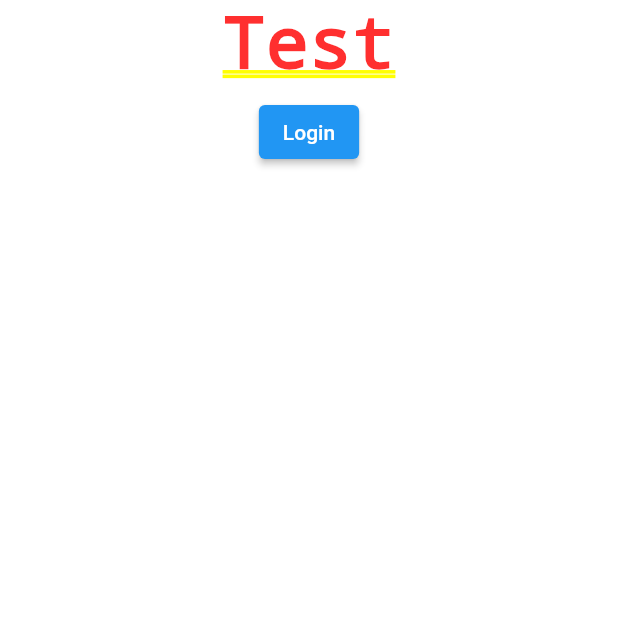
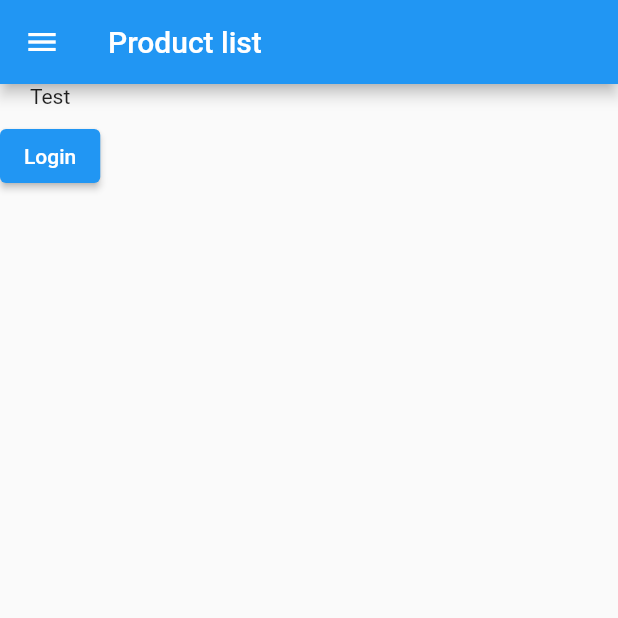
Before and after one commit to ipetrokl/FIT-RS2-Vjezbe, a Flutter app: the screen it shows after launch, after a tap on "Login", on a phone screen of 412 x 824 dp, the top half of it. Run offline on Flutter 3.47's test engine with Material 2 defaults, Android fonts, the phone set to English and light mode, and no system bars.

```diff
--- a/eProdaja/UI/eprodaja_admin/lib/screens/product_list_screen.dart
+++ b/eProdaja/UI/eprodaja_admin/lib/screens/product_list_screen.dart
@@ -1,3 +1,5 @@
+import 'package:eprodaja_admin/screens/product_detail_screen.dart';
+import 'package:eprodaja_admin/widgets/master_screen.dart';
 import 'package:flutter/material.dart';
 
 class ProductListScreen extends StatefulWidget {
@@ -10,7 +12,8 @@ class ProductListScreen extends StatefulWidget {
 class _ProductListScreenState extends State<ProductListScreen> {
   @override
   Widget build(BuildContext context) {
-    return Container(
+    return MasterScreenWidget(
+      child: Container(
       child: Column(
         children: [
           Text("Test"),
@@ -19,11 +22,17 @@ class _ProductListScreenState extends State<ProductListScreen> {
           ),
           ElevatedButton(
               onPressed: () {
-                Navigator.of(context).pop();
+                Navigator.of(context).push(
+                      MaterialPageRoute(
+                        builder: (context) => const ProductDetailScreen(),
+                      ),
+                    );
               },
               child: Text("Login"))
         ],
       ),
+    ),
+    title: "Product list",
     );
   }
 }
--- /dev/null
+++ b/eProdaja/UI/eprodaja_admin/lib/widgets/master_screen.dart
@@ -0,0 +1,52 @@
+import 'package:eprodaja_admin/screens/product_list_screen.dart';
+import 'package:flutter/material.dart';
+
+import '../screens/product_detail_screen.dart';
+
+// ignore: must_be_immutable
+class MasterScreenWidget extends StatefulWidget {
+  Widget? child;
+  String? title;
+  MasterScreenWidget({this.child, this.title, super.key});
+
+  @override
+  State<MasterScreenWidget> createState() => _MasterScreenWidgetState();
+}
+
+class _MasterScreenWidgetState extends State<MasterScreenWidget> {
+  @override
+  Widget build(BuildContext context) {
+    return Scaffold(
+      appBar: AppBar(
+        title: Text(widget.title ?? ""),
+      ),
+      drawer: Drawer(
+        child: ListView(
+          children: [
+            ListTile(
+              title: Text("Proizvodi"),
+              onTap: (){
+                 Navigator.of(context).push(
+                      MaterialPageRoute(
+                        builder: (context) => const ProductListScreen(),
+                      ),
+                    );
+              },
+            ),
+            ListTile(
+              title: Text("Proizvodi"),
+              onTap: (){
+                 Navigator.of(context).push(
+                      MaterialPageRoute(
+                        builder: (context) => const ProductDetailScreen(),
+                      ),
+                    );
+              },
+            )
+          ],
+        ),
+      ),
+      body: widget.child,
+    );
+  }
+}
--- a/eProdaja/eProdaja/appsettings.Development.json
+++ b/eProdaja/eProdaja/appsettings.Development.json
@@ -2,7 +2,8 @@
   "Logging": {
     "LogLevel": {
       "Default": "Information",
-      "Microsoft.AspNetCore": "Warning"
+      "Microsoft.AspNetCore": "Warning",
+      "eProdaja.Services.ProizvodiStateMachine": "Error"
     }
   }
 }
--- a/eProdaja/eProdaja/appsettings.json
+++ b/eProdaja/eProdaja/appsettings.json
@@ -1,11 +1,11 @@
 {
   "ConnectionStrings": {
-    "DefaultConnection": "Data Source=localhost, 1434;Initial Catalog=eProdajaBlank;user=sa;Password=1!vanPetrovic;TrustServerCertificate=True"
+    "DefaultConnection": "Data Source=localhost, 1434;Initial Catalog=eProdaja;user=sa;Password=1!vanPetrovic;TrustServerCertificate=True"
   },
   "Logging": {
     "LogLevel": {
       "Default": "Information",
-      "Microsoft.AspNetCore": "Warning"
+      "Microsoft.AspNetCore": "Information"
     }
   },
   "AllowedHosts": "*"
```
Also changed, not shown: eProdaja/UI/eprodaja_admin/lib/providers/product_provider.dart (added, +9 -0 lines), eProdaja/UI/eprodaja_admin/lib/screens/product_detail_screen.dart (added, +19 -0 lines), 9 other files.
